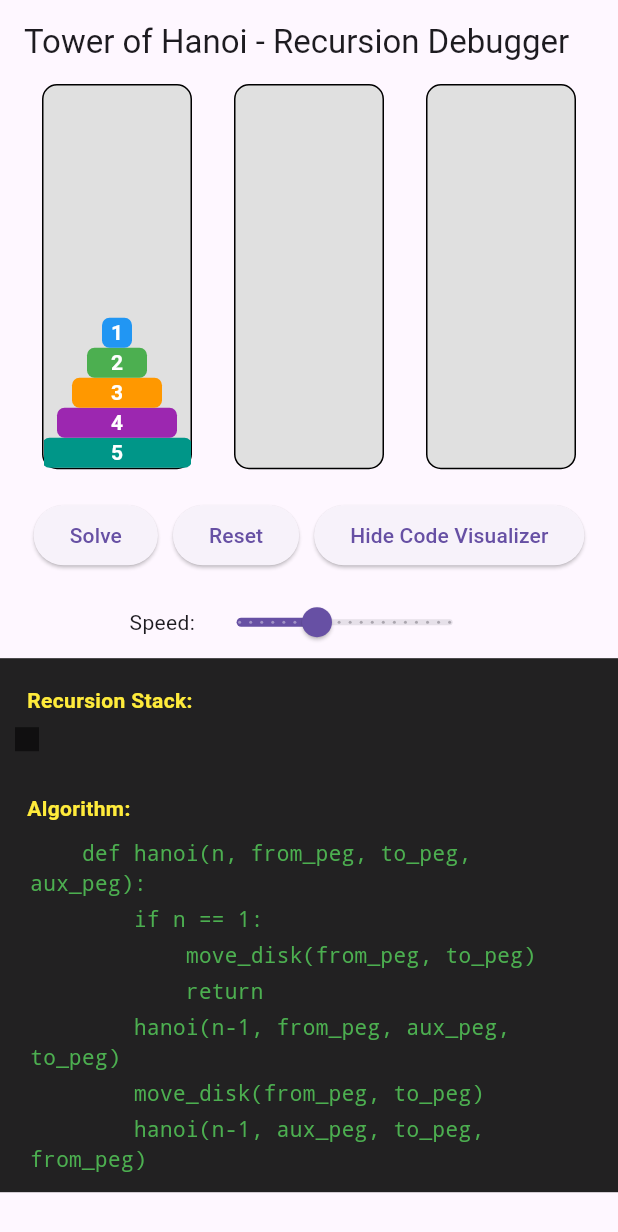
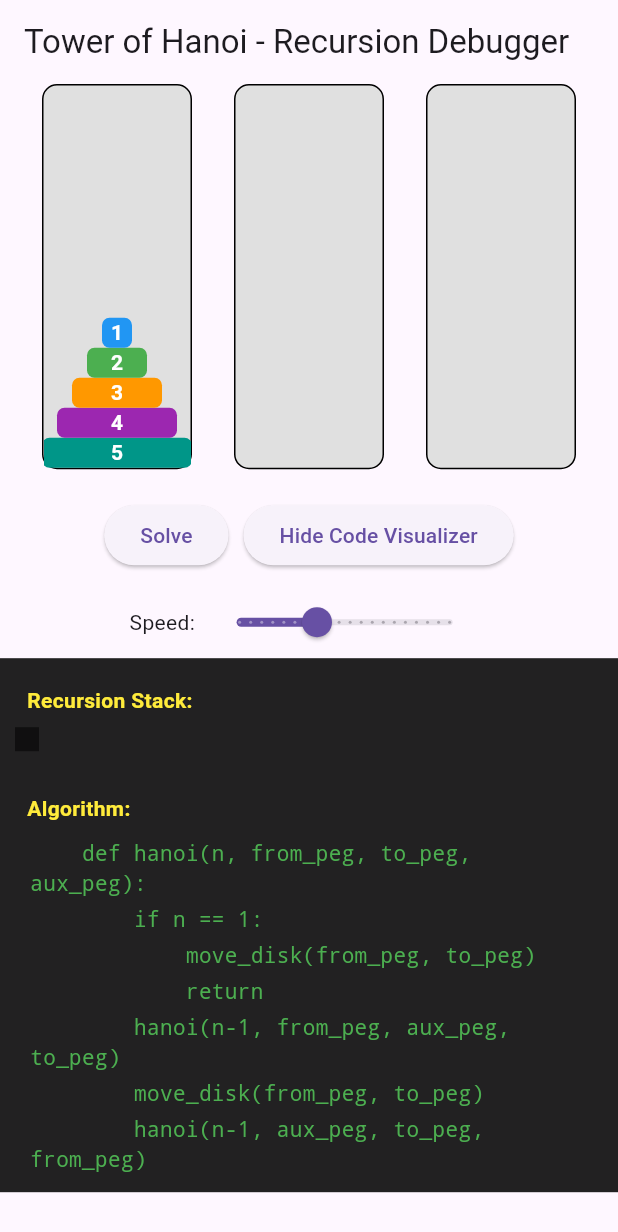
Before and after one commit to imtangim/tower_of_hanoi_visualization, a Flutter app: the screen it shows after launch, after a tap on "Show Code Visualizer", on a phone screen of 412 x 824 dp. Shown: the top 1232 px of the screen. Run offline on Flutter 3.47's test engine with Material 3 defaults, Android fonts, the light colour scheme and no system bars; our stand-ins replace get.

```diff
--- a/lib/main.dart
+++ b/lib/main.dart
@@ -198,14 +198,18 @@ class _TowerOfHanoiWidgetState extends State<TowerOfHanoiWidget> {
               crossAxisAlignment: WrapCrossAlignment.center,
               children: [
                 ElevatedButton(
-                  onPressed: isSolving ? null : () => solve(),
-                  child: Text("Solve"),
+                  onPressed: isSolving
+                      ? null
+                      : towers.last.isEmpty
+                          ? () => solve()
+                          : resetGame,
+                  child: towers.last.isEmpty ? Text("Solve") : Text("Reset"),
                 ),
-                SizedBox(width: 10),
-                ElevatedButton(
-                  onPressed: isSolving ? null : resetGame,
-                  child: Text("Reset"),
-                ),
+                // SizedBox(width: 10),
+                // ElevatedButton(
+                //   onPressed: isSolving ? null : resetGame,
+                //   child: Text("Reset"),
+                // ),
                 if (isMobile) ...[
                   SizedBox(width: 10),
                   ElevatedButton(
```
